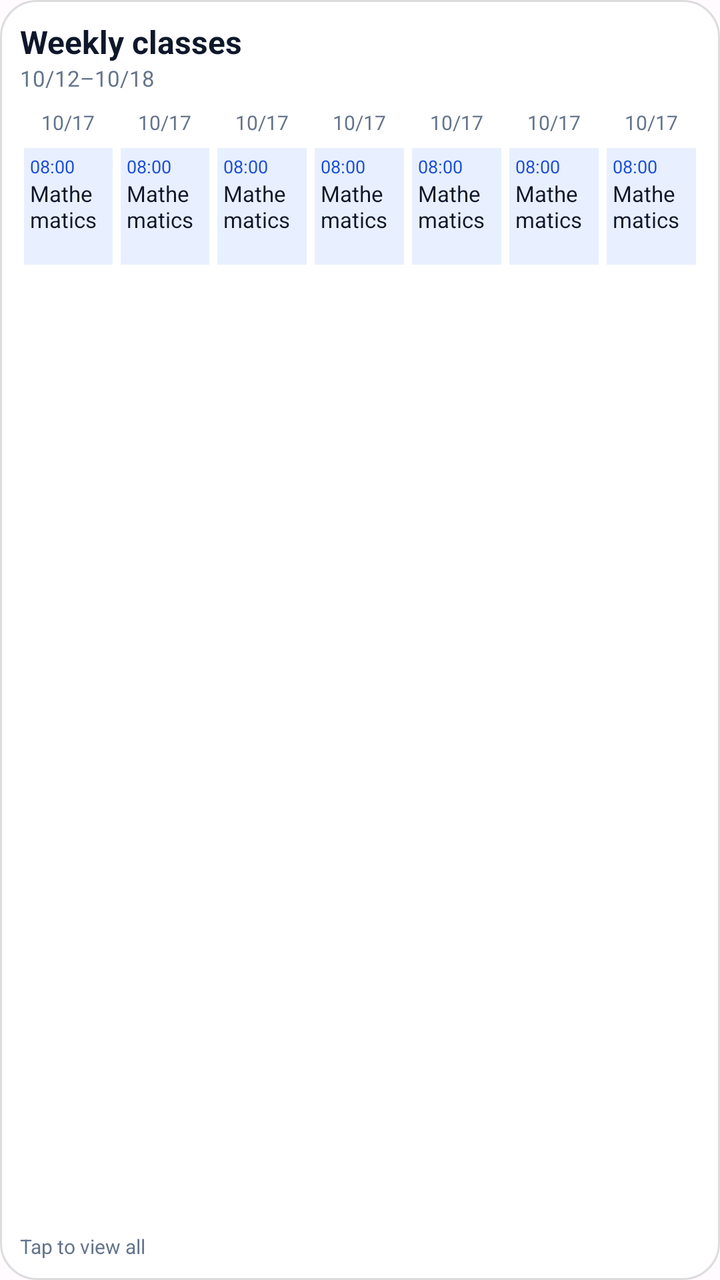
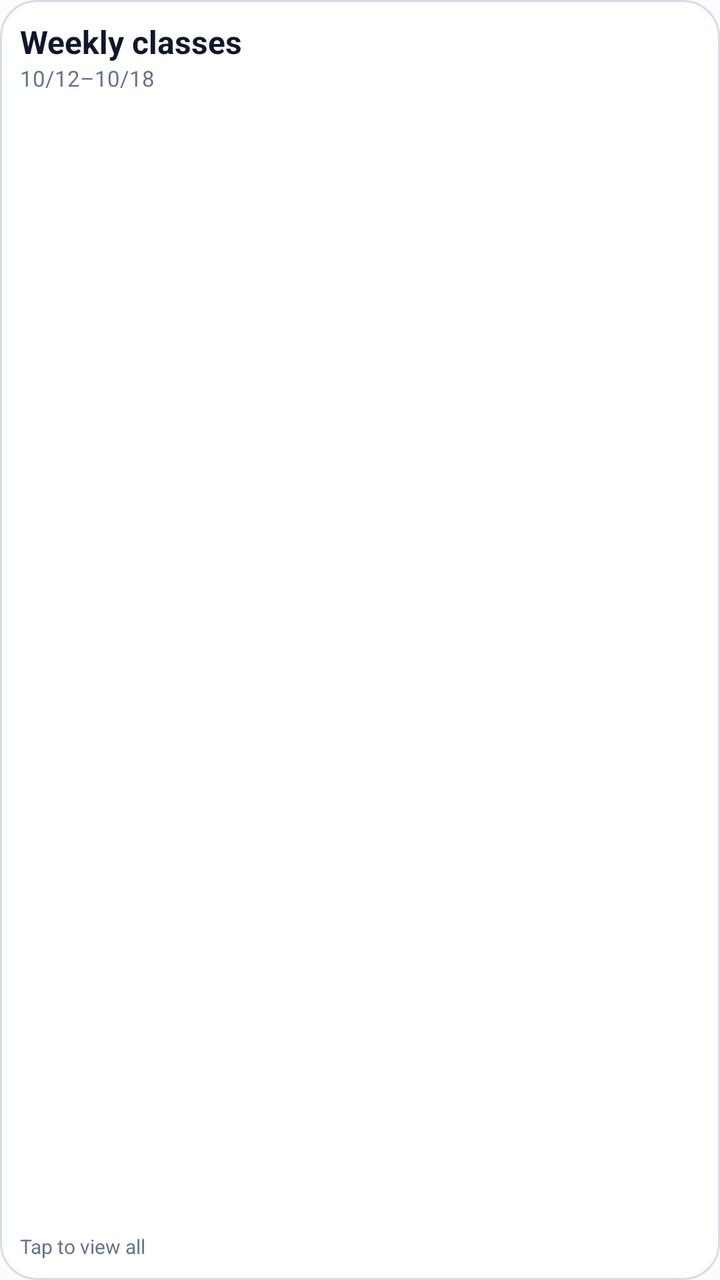

Compare the two renders of this Android layout. The source of the first and the diff that turns it into the second are given below.
<!-- AndroidManifest.xml: application theme Theme.KAgenda -->
<!-- res/layout/widget_week_grid.xml -->
<?xml version="1.0" encoding="utf-8"?>
<LinearLayout xmlns:android="http://schemas.android.com/apk/res/android" android:id="@+id/overview_root"
    android:layout_width="match_parent" android:layout_height="match_parent" android:orientation="vertical" android:padding="10dp" android:background="@drawable/widget_bg">
    <TextView android:id="@+id/overview_title" android:layout_width="match_parent" android:layout_height="wrap_content" android:text="@string/feature_widget_week_courses" android:textSize="16sp" android:textStyle="bold" android:textColor="#0F172A" />
    <TextView android:id="@+id/overview_date" android:layout_width="match_parent" android:layout_height="wrap_content" android:text="10/12–10/18" android:textSize="11sp" android:textColor="#64748B" android:paddingBottom="6dp" />
    <ScrollView android:layout_width="match_parent" android:layout_height="0dp" android:layout_weight="1">
        <LinearLayout android:id="@+id/overview_rows" android:layout_width="match_parent" android:layout_height="wrap_content" android:orientation="horizontal">
            <include layout="@layout/widget_day_column" /><include layout="@layout/widget_day_column" /><include layout="@layout/widget_day_column" />
            <include layout="@layout/widget_day_column" /><include layout="@layout/widget_day_column" /><include layout="@layout/widget_day_column" /><include layout="@layout/widget_day_column" />
        </LinearLayout>
    </ScrollView>
    <TextView android:id="@+id/overview_more" android:layout_width="match_parent" android:layout_height="wrap_content" android:text="@string/feature_widget_more" android:textSize="10sp" android:textColor="#64748B" />
</LinearLayout>
<!-- res/layout/widget_day_column.xml (included above) -->
<?xml version="1.0" encoding="utf-8"?>
<LinearLayout xmlns:android="http://schemas.android.com/apk/res/android" android:layout_width="0dp" android:layout_height="wrap_content" android:layout_weight="1" android:orientation="vertical" android:padding="2dp">
    <TextView android:id="@+id/overview_day" android:layout_width="match_parent" android:layout_height="wrap_content" android:gravity="center" android:text="10/17" android:textSize="10sp" android:textColor="#64748B" android:paddingBottom="6dp" />
    <LinearLayout android:id="@+id/overview_blocks" android:layout_width="match_parent" android:layout_height="wrap_content" android:orientation="vertical">
        <include layout="@layout/widget_course_block" />
    </LinearLayout>
</LinearLayout>
<!-- res/layout/widget_course_block.xml (included above) -->
<?xml version="1.0" encoding="utf-8"?>
<LinearLayout xmlns:android="http://schemas.android.com/apk/res/android" android:id="@+id/overview_row" android:layout_width="match_parent" android:layout_height="wrap_content" android:layout_marginBottom="5dp" android:padding="3dp" android:background="#E8F0FF" android:orientation="vertical">
    <TextView android:id="@+id/overview_time" android:layout_width="match_parent" android:layout_height="wrap_content" android:text="08:00" android:textSize="9sp" android:textColor="#1D4ED8" />
    <TextView android:id="@+id/overview_name" android:layout_width="match_parent" android:layout_height="wrap_content" android:text="@string/feature_sample_course" android:textSize="11sp" android:textColor="#0F172A" android:maxLines="4" android:ellipsize="end" />
    <TextView android:id="@+id/overview_location" android:layout_width="match_parent" android:layout_height="wrap_content" android:textSize="9sp" android:textColor="#64748B" android:maxLines="2" android:ellipsize="end" />
</LinearLayout>
<!-- resources referenced by this layout -->
<resources>
  <!-- drawable widget_bg (drawable) -->
  <?xml version="1.0" encoding="utf-8"?>
  <shape xmlns:android="http://schemas.android.com/apk/res/android"
      android:shape="rectangle">
      <solid android:color="#FFFFFF" />
      <corners android:radius="18dp" />
      <stroke
          android:width="1dp"
          android:color="#22000000" />
  </shape>
  <string name="feature_sample_course">Mathematics</string>
  <string name="feature_widget_more">Tap to view all</string>
  <string name="feature_widget_week_courses">Weekly classes</string>
  <style name="Theme.KAgenda" parent="android:Theme.Material.Light.NoActionBar">
          <item name="android:windowBackground">@color/window_background</item>
          <item name="android:statusBarColor">@android:color/transparent</item>
          <item name="android:navigationBarColor">@android:color/transparent</item>
      </style>
  <color name="window_background">#FFFBFE</color>
</resources>

<!-- the commit's change to res/layout/widget_week_grid.xml (unified diff, before → after) -->
@@ -3,26 +3,6 @@
     android:layout_width="match_parent" android:layout_height="match_parent" android:orientation="vertical" android:padding="10dp" android:background="@drawable/widget_bg">
     <TextView android:id="@+id/overview_title" android:layout_width="match_parent" android:layout_height="wrap_content" android:text="@string/feature_widget_week_courses" android:textSize="16sp" android:textStyle="bold" android:textColor="#0F172A" />
     <TextView android:id="@+id/overview_date" android:layout_width="match_parent" android:layout_height="wrap_content" android:text="10/12–10/18" android:textSize="11sp" android:textColor="#64748B" android:paddingBottom="6dp" />
-    <ScrollView android:layout_width="match_parent" android:layout_height="0dp" android:layout_weight="1">
-        <LinearLayout android:id="@+id/overview_rows" android:layout_width="match_parent" android:layout_height="wrap_content" android:orientation="horizontal">
-            <include layout="@layout/widget_day_column" /><include layout="@layout/widget_day_column" /><include layout="@layout/widget_day_column" />
-            <include layout="@layout/widget_day_column" /><include layout="@layout/widget_day_column" /><include layout="@layout/widget_day_column" /><include layout="@layout/widget_day_column" />
-        </LinearLayout>
-    </ScrollView>
+    <ListView android:id="@+id/overview_rows" android:layout_width="match_parent" android:layout_height="0dp" android:layout_weight="1" android:divider="@null" android:scrollbars="vertical" />
     <TextView android:id="@+id/overview_more" android:layout_width="match_parent" android:layout_height="wrap_content" android:text="@string/feature_widget_more" android:textSize="10sp" android:textColor="#64748B" />
 </LinearLayout>
-<!-- res/layout/widget_day_column.xml (included above) -->
-<?xml version="1.0" encoding="utf-8"?>
-<LinearLayout xmlns:android="http://schemas.android.com/apk/res/android" android:layout_width="0dp" android:layout_height="wrap_content" android:layout_weight="1" android:orientation="vertical" android:padding="2dp">
-    <TextView android:id="@+id/overview_day" android:layout_width="match_parent" android:layout_height="wrap_content" android:gravity="center" android:text="10/17" android:textSize="10sp" android:textColor="#64748B" android:paddingBottom="6dp" />
-    <LinearLayout android:id="@+id/overview_blocks" android:layout_width="match_parent" android:layout_height="wrap_content" android:orientation="vertical">
-        <include layout="@layout/widget_course_block" />
-    </LinearLayout>
-</LinearLayout>
-<!-- res/layout/widget_course_block.xml (included above) -->
-<?xml version="1.0" encoding="utf-8"?>
-<LinearLayout xmlns:android="http://schemas.android.com/apk/res/android" android:id="@+id/overview_row" android:layout_width="match_parent" android:layout_height="wrap_content" android:layout_marginBottom="5dp" android:padding="3dp" android:background="#E8F0FF" android:orientation="vertical">
-    <TextView android:id="@+id/overview_time" android:layout_width="match_parent" android:layout_height="wrap_content" android:text="08:00" android:textSize="9sp" android:textColor="#1D4ED8" />
-    <TextView android:id="@+id/overview_name" android:layout_width="match_parent" android:layout_height="wrap_content" android:text="@string/feature_sample_course" android:textSize="11sp" android:textColor="#0F172A" android:maxLines="4" android:ellipsize="end" />
-    <TextView android:id="@+id/overview_location" android:layout_width="match_parent" android:layout_height="wrap_content" android:textSize="9sp" android:textColor="#64748B" android:maxLines="2" android:ellipsize="end" />
-</LinearLayout>
<!-- resource entries referenced after the edit -->
@@ -2,15 +2,9 @@
 <resources>
   <!-- drawable widget_bg (drawable) -->
   <?xml version="1.0" encoding="utf-8"?>
-  <shape xmlns:android="http://schemas.android.com/apk/res/android"
-      android:shape="rectangle">
-      <solid android:color="#FFFFFF" />
-      <corners android:radius="18dp" />
-      <stroke
-          android:width="1dp"
-          android:color="#22000000" />
-  </shape>
-  <string name="feature_sample_course">Mathematics</string>
+  <shape xmlns:android="http://schemas.android.com/apk/res/android" android:shape="rectangle">
+  <solid android:color="#FFFFFF" /><corners android:radius="18dp" />
+  <stroke android:width="1dp" android:color="#D4DCE8" /></shape>
   <string name="feature_widget_more">Tap to view all</string>
   <string name="feature_widget_week_courses">Weekly classes</string>
   <style name="Theme.KAgenda" parent="android:Theme.Material.Light.NoActionBar">
